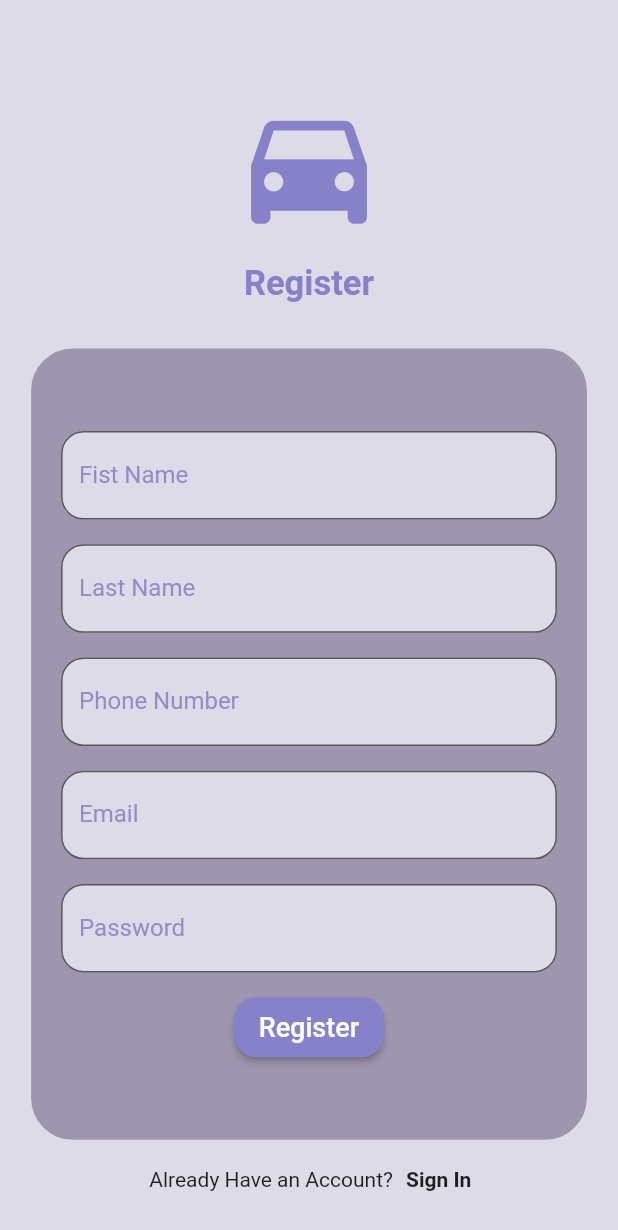
After one commit to Alvi-Ahmed/driverevo, a Flutter app: the screen it shows after launch, after a tap on "Register", on a phone screen of 412 x 824 dp. The commit adds this screen. Shown: the top 1230 px of the screen. Run offline on Flutter 3.47's test engine with Material 2 defaults, Android fonts, the phone set to English and light mode, and no system bars; our stand-ins replace awesome_notifications, bloc, charts_flutter, cloud_firestore, dartz, firebase_auth and 6 more; accounts and stored records are empty.

Commit message:
Registration Page and Login Page UI Complete

```diff
--- a/lib/login.dart
+++ b/lib/login.dart
@@ -1,6 +1,7 @@
 // ignore_for_file: require_trailing_commas
 
 import 'package:driverevo/main.dart';
+import 'package:driverevo/register.dart';
 import 'package:flutter/material.dart';
 
 class LoginPage extends StatefulWidget {
@@ -67,7 +68,7 @@ class _LoginPageState extends State<LoginPage> {
                         children: [
                           TextField(
                             style: TextStyle(
-                              color: bgColor,
+                              color: primaryColor,
                             ),
                             decoration: InputDecoration(
                                 border: OutlineInputBorder(
@@ -146,10 +147,17 @@ class _LoginPageState extends State<LoginPage> {
                       "If you did not registered please ",
                       textAlign: TextAlign.center,
                     ),
-                    Text(
-                      "  Register",
-                      style: TextStyle(fontWeight: FontWeight.bold),
-                    ),
+                    GestureDetector(
+                        child: Text(
+                          "  Register",
+                          style: TextStyle(fontWeight: FontWeight.bold),
+                        ),
+                        onTap: () {
+                          Navigator.push(
+                            context,
+                            MaterialPageRoute(builder: (context) => Register()),
+                          );
+                        }),
                   ],
                 ),
               ],
--- /dev/null
+++ b/lib/register.dart
@@ -0,0 +1,250 @@
+import 'package:driverevo/application/auth/auth_bloc.dart';
+import 'package:driverevo/login.dart';
+import 'package:driverevo/main.dart';
+import 'package:flutter/material.dart';
+
+class Register extends StatefulWidget {
+  @override
+  State<Register> createState() => _RegisterState();
+}
+
+class _RegisterState extends State<Register> {
+  @override
+  Widget build(BuildContext context) {
+    return Scaffold(
+      resizeToAvoidBottomInset: true,
+      backgroundColor: bgColor,
+      body: Center(
+        child: SingleChildScrollView(
+          child: Padding(
+            padding: const EdgeInsets.all(8.0),
+            child: Column(
+              children: [
+                SizedBox(
+                  height: MediaQuery.of(context).size.height / 28,
+                ),
+                Icon(
+                  Icons.directions_car,
+                  size: MediaQuery.of(context).size.height / 8,
+                  color: secondaryColor,
+                ),
+                SizedBox(
+                  height: MediaQuery.of(context).size.height / 60,
+                ),
+                const Text(
+                  "Register",
+                  style: TextStyle(
+                    fontWeight: FontWeight.bold,
+                    fontSize: 23,
+                    color: secondaryColor,
+                  ),
+                ),
+                SizedBox(
+                  height: MediaQuery.of(context).size.height / 30,
+                ),
+                Container(
+                  decoration: BoxDecoration(
+                    borderRadius: const BorderRadius.all(Radius.circular(30)),
+                    border: Border.all(
+                      width: 2,
+                      color: const Color(0xffdedbe8),
+                    ),
+                    color: primaryColor,
+                  ),
+                  width: MediaQuery.of(context).size.width / 1.1,
+                  height: MediaQuery.of(context).size.height / 1.55,
+                  child: Center(
+                    child: SingleChildScrollView(
+                      child: Padding(
+                        padding: const EdgeInsets.all(20.0),
+                        child: Column(
+                          children: [
+                            TextField(
+                              style: TextStyle(
+                                color: primaryColor,
+                              ),
+                              decoration: InputDecoration(
+                                  border: OutlineInputBorder(
+                                    borderRadius: BorderRadius.all(
+                                      Radius.circular(15),
+                                    ),
+                                    borderSide: BorderSide(
+                                      width: 0.0,
+                                      color: primaryColor,
+                                    ),
+                                  ),
+                                  fillColor: bgColor,
+                                  filled: true,
+                                  labelStyle:
+                                      TextStyle(color: Color(0xff948CC7)),
+                                  hintStyle:
+                                      TextStyle(color: Color(0xff9E96AF)),
+                                  focusColor: Color(0xff948CC7),
+                                  labelText: 'Fist Name',
+                                  hintText: 'Hint: Rizwan'),
+                            ),
+                            SizedBox(
+                              height: MediaQuery.of(context).size.height / 50,
+                            ),
+                            TextField(
+                              style: TextStyle(
+                                color: primaryColor,
+                              ),
+                              decoration: InputDecoration(
+                                  border: OutlineInputBorder(
+                                    borderRadius: BorderRadius.all(
+                                      Radius.circular(15),
+                                    ),
+                                    borderSide: BorderSide(
+                                      width: 0.0,
+                                      color: primaryColor,
+                                    ),
+                                  ),
+                                  fillColor: bgColor,
+                                  filled: true,
+                                  labelStyle:
+                                      TextStyle(color: Color(0xff948CC7)),
+                                  hintStyle:
+                                      TextStyle(color: Color(0xff9E96AF)),
+                                  focusColor: Color(0xff948CC7),
+                                  labelText: 'Last Name',
+                                  hintText: 'Hint: Hamim'),
+                            ),
+                            SizedBox(
+                              height: MediaQuery.of(context).size.height / 50,
+                            ),
+                            TextField(
+                              style: TextStyle(
+                                color: primaryColor,
+                              ),
+                              decoration: InputDecoration(
+                                  border: OutlineInputBorder(
+                                    borderRadius: BorderRadius.all(
+                                      Radius.circular(15),
+                                    ),
+                                    borderSide: BorderSide(
+                                      width: 0.0,
+                                      color: primaryColor,
+                                    ),
+                                  ),
+                                  fillColor: bgColor,
+                                  filled: true,
+                                  labelStyle:
+                                      TextStyle(color: Color(0xff948CC7)),
+                                  hintStyle:
+                                      TextStyle(color: Color(0xff9E96AF)),
+                                  focusColor: Color(0xff948CC7),
+                                  labelText: 'Phone Number',
+                                  hintText: '+8801XXXXXXXXX'),
+                            ),
+                            SizedBox(
+                              height: MediaQuery.of(context).size.height / 50,
+                            ),
+                            TextField(
+                              style: TextStyle(
+                                color: primaryColor,
+                              ),
+                              decoration: InputDecoration(
+                                  border: OutlineInputBorder(
+                                    borderRadius: BorderRadius.all(
+                                      Radius.circular(15),
+                                    ),
+                                    borderSide: BorderSide(
+                                      width: 0.0,
+                                      color: primaryColor,
+                                    ),
+                                  ),
+                                  fillColor: bgColor,
+                                  filled: true,
+                                  labelStyle:
+                                      TextStyle(color: Color(0xff948CC7)),
+                                  hintStyle:
+                                      TextStyle(color: Color(0xff9E96AF)),
+                                  focusColor: Color(0xff948CC7),
+                                  labelText: 'Email',
+                                  hintText: 'driverevo@example.com'),
+                            ),
+                            SizedBox(
+                              height: MediaQuery.of(context).size.height / 50,
+                            ),
+                            TextField(
+                              style: TextStyle(
+                                color: Color(0xff9E96AF),
+                              ),
+                              obscureText: true,
+                              decoration: InputDecoration(
+                                  border: OutlineInputBorder(
+                                    borderRadius: BorderRadius.all(
+                                      Radius.circular(15),
+                                    ),
+                                  ),
+                                  fillColor: Color(0xffdedbe8),
+                                  filled: true,
+                                  focusColor: Color(0xff948CC7),
+                                  labelText: 'Password',
+                                  labelStyle:
+                                      TextStyle(color: Color(0xff948CC7)),
+                                  hintStyle:
+                                      TextStyle(color: Color(0xff9E96AF)),
+                                  hintText: 'Enter Your Password'),
+                            ),
+                            SizedBox(
+                              height: MediaQuery.of(context).size.height / 50,
+                            ),
+                            SizedBox(
+                              width: 100,
+                              height: 40,
+                              child: ElevatedButton(
+                                style: ButtonStyle(
+                                    backgroundColor: MaterialStateProperty.all(
+                                        secondaryColor),
+                                    shape: MaterialStateProperty.all<
+                                            RoundedRectangleBorder>(
+                                        RoundedRectangleBorder(
+                                      borderRadius: BorderRadius.circular(15.0),
+                                    ))),
+                                onPressed: () {},
+                                child: const Text(
+                                  'Register',
+                                  style: TextStyle(fontSize: 18),
+                                ),
+                              ),
+                            ),
+                          ],
+                        ),
+                      ),
+                    ),
+                  ),
+                ),
+                SizedBox(
+                  height: MediaQuery.of(context).size.height / 50,
+                ),
+                Row(
+                  mainAxisAlignment: MainAxisAlignment.center,
+                  children: [
+                    Text(
+                      "Already Have an Account? ",
+                      textAlign: TextAlign.center,
+                    ),
+                    GestureDetector(
+                        child: Text(
+                          "  Sign In",
+                          style: TextStyle(fontWeight: FontWeight.bold),
+                        ),
+                        onTap: () {
+                          Navigator.push(
+                            context,
+                            MaterialPageRoute(
+                                builder: (context) => LoginPage()),
+                          );
+                        }),
+                  ],
+                ),
+              ],
+            ),
+          ),
+        ),
+      ),
+    );
+  }
+}
```
